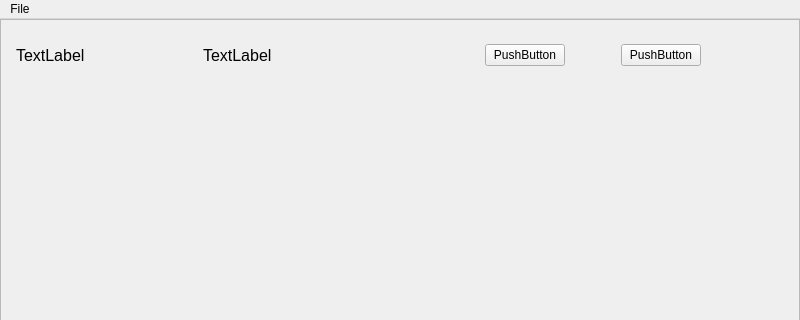
The window that mainwindow.ui (Azanguru/CS4076-Project) describes before a commit, drawn with Qt 5; both pictures show x 0 to 800 and y 0 to 320 of the 800 by 600 pixel window.
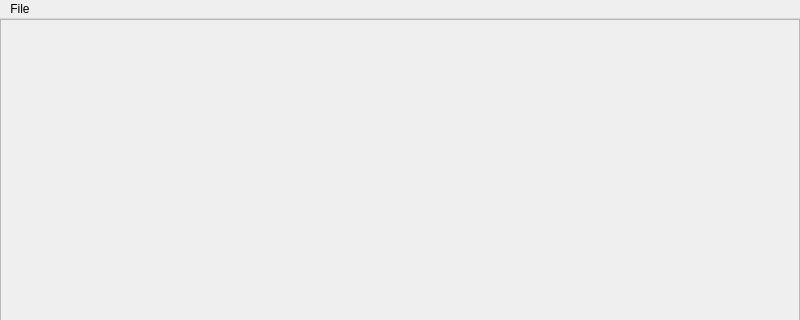
The same window after the commit. The open tabs and pages were chosen to show the change.

Commit message: View Ingredients UI added, buttons don't work yet

The edit to the form file:
```diff
--- a/mainwindow.ui
+++ b/mainwindow.ui
@@ -139,58 +139,13 @@
        <widget class="QWidget" name="horizontalLayoutWidget">
         <property name="geometry">
          <rect>
-          <x>10</x>
-          <y>10</y>
-          <width>741</width>
-          <height>51</height>
+          <x>-1</x>
+          <y>-1</y>
+          <width>801</width>
+          <height>521</height>
          </rect>
         </property>
-        <layout class="QHBoxLayout" name="horizontalLayout">
-         <item>
-          <widget class="QLabel" name="ingName">
-           <property name="font">
-            <font>
-             <pointsize>12</pointsize>
-            </font>
-           </property>
-           <property name="text">
-            <string>TextLabel</string>
-           </property>
-           <property name="indent">
-            <number>5</number>
-           </property>
-          </widget>
-         </item>
-         <item>
-          <widget class="QLabel" name="ingCals">
-           <property name="font">
-            <font>
-             <pointsize>12</pointsize>
-            </font>
-           </property>
-           <property name="text">
-            <string>TextLabel</string>
-           </property>
-           <property name="indent">
-            <number>5</number>
-           </property>
-          </widget>
-         </item>
-         <item alignment="Qt::AlignRight|Qt::AlignVCenter">
-          <widget class="QPushButton" name="ingEdit">
-           <property name="text">
-            <string>PushButton</string>
-           </property>
-          </widget>
-         </item>
-         <item alignment="Qt::AlignHCenter|Qt::AlignVCenter">
-          <widget class="QPushButton" name="ingDelete">
-           <property name="text">
-            <string>PushButton</string>
-           </property>
-          </widget>
-         </item>
-        </layout>
+        <layout class="QGridLayout" name="ingGrid"/>
        </widget>
       </widget>
      </widget>
```
Left out of the diff: 4 changed lines with no effect on the pictures. The commit also changes 2 other files.
